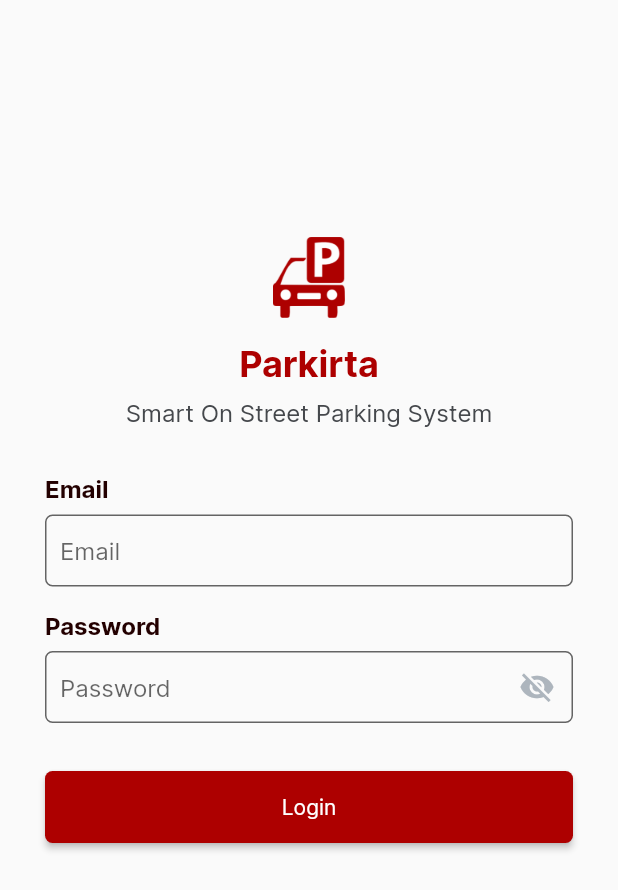
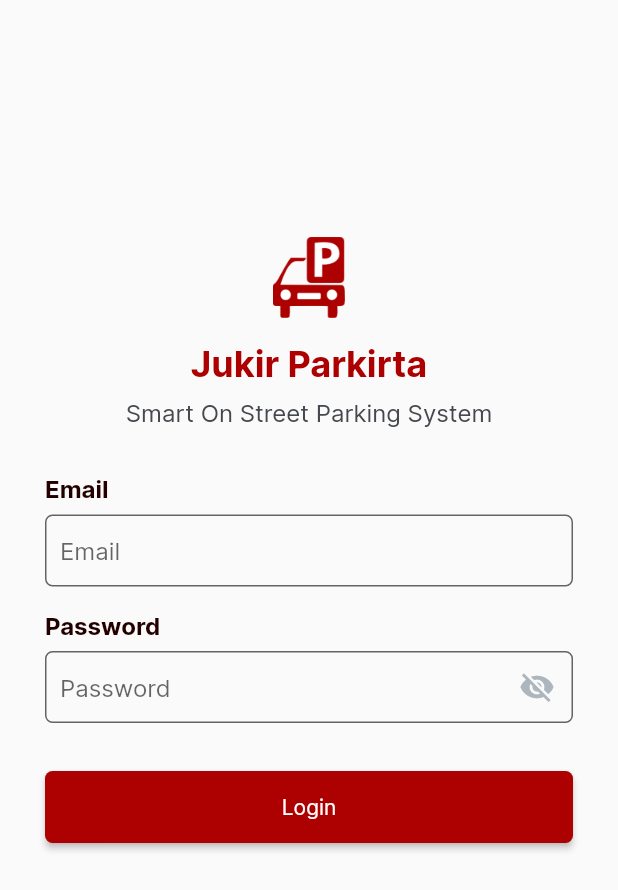
Before and after one commit to fchyoga/jukirParkirta, a Flutter app: the screen it shows after launch, after a tap on "Login", on a phone screen of 412 x 824 dp. Shown: the top 890 px of the screen. Run offline on Flutter 3.47's test engine with Material 2 defaults, Android fonts, the phone set to English and light mode, and no system bars; our stand-ins replace bloc, firebase_core, firebase_messaging, flutter_bloc, flutter_local_notifications, flutter_svg and 6 more; missing offline and left inert: flutter_polyline_points, sp_util; accounts and stored records are empty.

Commit message:
UI update

```diff
--- a/lib/ui/auth/login_page.dart
+++ b/lib/ui/auth/login_page.dart
@@ -75,7 +75,7 @@ class _LoginPageState extends State<LoginPage> {
             ),
             const SizedBox(height: 16),
             Text(
-              'Parkirta',
+              'Jukir Parkirta',
               style: TextStyle(
                 fontSize: 24,
                 fontWeight: FontWeight.bold,
--- a/lib/ui/auth/pre_login_page.dart
+++ b/lib/ui/auth/pre_login_page.dart
@@ -33,7 +33,7 @@ class _PreLoginPageState extends State<PreLoginPage> {
             ),
             const SizedBox(height: 40),
             Text(
-              'Selamat datang di Parkirta!',
+              'Selamat datang di Aplikasi Jukir Parkirta!',
               style: TextStyle(
                 fontSize: 24,
                 fontWeight: FontWeight.bold,
--- a/lib/ui/auth/splash_page.dart
+++ b/lib/ui/auth/splash_page.dart
@@ -50,7 +50,7 @@ class _SplashPageState extends State<SplashPage> {
             ),
             const SizedBox(height: 16),
             Text(
-              'Parkirta',
+              'Jukir Parkirta',
               style: TextStyle(
                 fontSize: 24,
                 fontWeight: FontWeight.bold,
```
Also changed, not shown: pubspec.lock.
